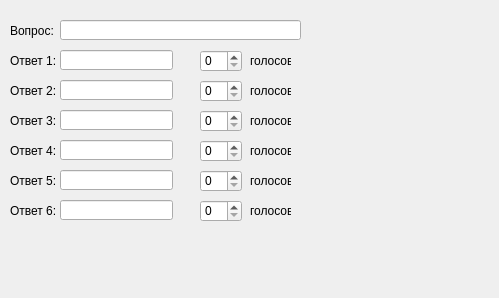
The window that QuestionSett.ui (dontsovcmc/100_k_1) describes before a commit, drawn with Qt 5.
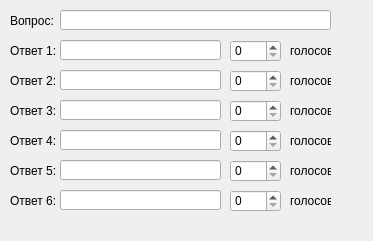
The same window after the commit.

```diff
--- a/QuestionSett.ui
+++ b/QuestionSett.ui
@@ -6,8 +6,8 @@
    <rect>
     <x>0</x>
     <y>0</y>
-    <width>499</width>
-    <height>298</height>
+    <width>373</width>
+    <height>241</height>
    </rect>
   </property>
   <property name="windowTitle">
@@ -17,8 +17,8 @@
    <property name="geometry">
     <rect>
      <x>60</x>
-     <y>20</y>
-     <width>241</width>
+     <y>10</y>
+     <width>271</width>
      <height>20</height>
     </rect>
    </property>
@@ -27,7 +27,7 @@
    <property name="geometry">
     <rect>
      <x>10</x>
-     <y>20</y>
+     <y>10</y>
      <width>46</width>
      <height>21</height>
     </rect>
@@ -40,8 +40,8 @@
    <property name="geometry">
     <rect>
      <x>60</x>
-     <y>50</y>
-     <width>113</width>
+     <y>40</y>
+     <width>161</width>
      <height>20</height>
     </rect>
    </property>
@@ -49,19 +49,22 @@
   <widget class="QSpinBox" name="spinPoints1">
    <property name="geometry">
     <rect>
-     <x>200</x>
-     <y>50</y>
-     <width>42</width>
+     <x>230</x>
+     <y>40</y>
+     <width>51</width>
      <height>22</height>
     </rect>
    </property>
+   <property name="maximum">
+    <number>999</number>
+   </property>
   </widget>
   <widget class="QLineEdit" name="lineEdit_Answ2">
    <property name="geometry">
     <rect>
      <x>60</x>
-     <y>80</y>
-     <width>113</width>
+     <y>70</y>
+     <width>161</width>
      <height>20</height>
     </rect>
    </property>
@@ -69,19 +72,22 @@
   <widget class="QSpinBox" name="spinPoints2">
    <property name="geometry">
     <rect>
-     <x>200</x>
-     <y>80</y>
-     <width>42</width>
+     <x>230</x>
+     <y>70</y>
+     <width>51</width>
      <height>22</height>
     </rect>
    </property>
+   <property name="maximum">
+    <number>999</number>
+   </property>
   </widget>
   <widget class="QLineEdit" name="lineEdit_Answ3">
    <property name="geometry">
     <rect>
      <x>60</x>
-     <y>110</y>
-     <width>113</width>
+     <y>100</y>
+     <width>161</width>
      <height>20</height>
     </rect>
    </property>
@@ -89,19 +95,22 @@
   <widget class="QSpinBox" name="spinPoints3">
    <property name="geometry">
     <rect>
-     <x>200</x>
-     <y>110</y>
-     <width>42</width>
+     <x>230</x>
+     <y>100</y>
+     <width>51</width>
      <height>22</height>
     </rect>
    </property>
+   <property name="maximum">
+    <number>999</number>
+   </property>
   </widget>
   <widget class="QLineEdit" name="lineEdit_Answ4">
    <property name="geometry">
     <rect>
      <x>60</x>
-     <y>140</y>
-     <width>113</width>
+     <y>130</y>
+     <width>161</width>
      <height>20</height>
     </rect>
    </property>
@@ -109,19 +118,22 @@
   <widget class="QSpinBox" name="spinPoints4">
    <property name="geometry">
     <rect>
-     <x>200</x>
-     <y>140</y>
-     <width>42</width>
+     <x>230</x>
+     <y>130</y>
+     <width>51</width>
      <height>22</height>
     </rect>
    </property>
+   <property name="maximum">
+    <number>999</number>
+   </property>
   </widget>
   <widget class="QLineEdit" name="lineEdit_Answ5">
    <property name="geometry">
     <rect>
      <x>60</x>
-     <y>170</y>
-     <width>113</width>
+     <y>160</y>
+     <width>161</width>
      <height>20</height>
     </rect>
    </property>
@@ -129,19 +141,22 @@
   <widget class="QSpinBox" name="spinPoints5">
    <property name="geometry">
     <rect>
-     <x>200</x>
-     <y>170</y>
-     <width>42</width>
+     <x>230</x>
+     <y>160</y>
+     <width>51</width>
      <height>22</height>
     </rect>
    </property>
+   <property name="maximum">
+    <number>999</number>
+   </property>
   </widget>
   <widget class="QLineEdit" name="lineEdit_Answ6">
    <property name="geometry">
     <rect>
      <x>60</x>
-     <y>200</y>
-     <width>113</width>
+     <y>190</y>
+     <width>161</width>
      <height>20</height>
     </rect>
    </property>
@@ -149,18 +164,21 @@
   <widget class="QSpinBox" name="spinPoints6">
    <property name="geometry">
     <rect>
-     <x>200</x>
-     <y>200</y>
-     <width>42</width>
+     <x>230</x>
+     <y>190</y>
+     <width>51</width>
      <height>22</height>
     </rect>
    </property>
+   <property name="maximum">
+    <number>999</number>
+   </property>
   </widget>
   <widget class="QLabel" name="label_2">
    <property name="geometry">
     <rect>
      <x>10</x>
-     <y>50</y>
+     <y>40</y>
      <width>46</width>
      <height>21</height>
     </rect>
@@ -173,7 +191,7 @@
    <property name="geometry">
     <rect>
      <x>10</x>
-     <y>80</y>
+     <y>70</y>
      <width>46</width>
      <height>21</height>
     </rect>
@@ -186,7 +204,7 @@
    <property name="geometry">
     <rect>
      <x>10</x>
-     <y>110</y>
+     <y>100</y>
      <width>46</width>
      <height>21</height>
     </rect>
@@ -199,7 +217,7 @@
    <property name="geometry">
     <rect>
      <x>10</x>
-     <y>140</y>
+     <y>130</y>
      <width>46</width>
      <height>21</height>
     </rect>
@@ -212,7 +230,7 @@
    <property name="geometry">
     <rect>
      <x>10</x>
-     <y>170</y>
+     <y>160</y>
      <width>46</width>
      <height>21</height>
     </rect>
@@ -225,7 +243,7 @@
    <property name="geometry">
     <rect>
      <x>10</x>
-     <y>200</y>
+     <y>190</y>
      <width>46</width>
      <height>21</height>
     </rect>
@@ -237,8 +255,8 @@
   <widget class="QLabel" name="label_12">
    <property name="geometry">
     <rect>
-     <x>250</x>
-     <y>170</y>
+     <x>290</x>
+     <y>160</y>
      <width>41</width>
      <height>21</height>
     </rect>
@@ -250,8 +268,8 @@
   <widget class="QLabel" name="label_13">
    <property name="geometry">
     <rect>
-     <x>250</x>
-     <y>200</y>
+     <x>290</x>
+     <y>190</y>
      <width>41</width>
      <height>21</height>
     </rect>
@@ -263,8 +281,8 @@
   <widget class="QLabel" name="label_14">
    <property name="geometry">
     <rect>
-     <x>250</x>
-     <y>140</y>
+     <x>290</x>
+     <y>130</y>
      <width>41</width>
      <height>21</height>
     </rect>
@@ -276,8 +294,8 @@
   <widget class="QLabel" name="label_15">
    <property name="geometry">
     <rect>
-     <x>250</x>
-     <y>110</y>
+     <x>290</x>
+     <y>100</y>
      <width>41</width>
      <height>21</height>
     </rect>
@@ -289,8 +307,8 @@
   <widget class="QLabel" name="label_17">
    <property name="geometry">
     <rect>
-     <x>250</x>
-     <y>50</y>
+     <x>290</x>
+     <y>40</y>
      <width>41</width>
      <height>21</height>
     </rect>
@@ -302,8 +320,8 @@
   <widget class="QLabel" name="label_16">
    <property name="geometry">
     <rect>
-     <x>250</x>
-     <y>80</y>
+     <x>290</x>
+     <y>70</y>
      <width>41</width>
      <height>21</height>
     </rect>
```
